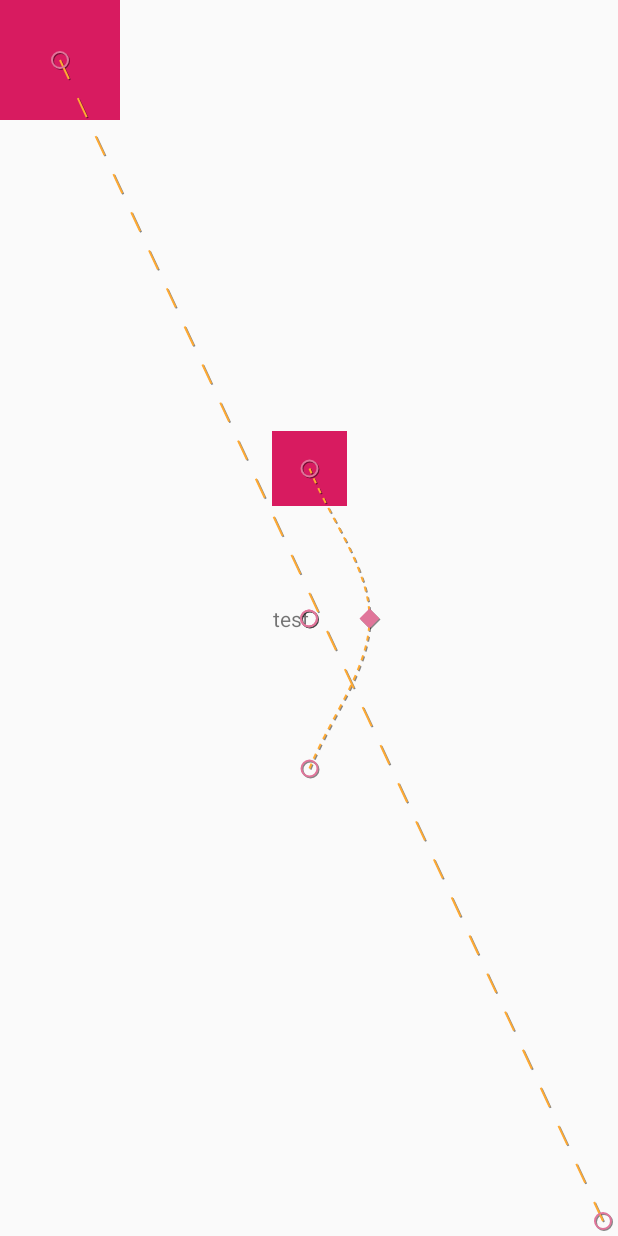
After one commit to FTDShanCai/CustomView, an Android app: the layout activity_motion1.xml on its own in the app's theme, with its tools: preview values and no code run, on a phone screen of 412 x 824 dp. The commit adds this screen. Run offline under Robolectric (Android 15) with nearby library versions, the phone set to English and light mode, and no system bars; Roboto replaces fonts that are not available here.

Commit message:
MotionLayout 系列

```diff
--- a/app/src/main/java/com/example/customview/particlesmasher/ParticleSmasher.java
+++ b/app/src/main/java/com/example/customview/particlesmasher/ParticleSmasher.java
@@ -90,7 +90,7 @@ public class ParticleSmasher extends View {
     public Bitmap createBitmapFromView(View view) {
 
         view.clearFocus();
-        Bitmap bitmap = Bitmap.createBitmap(view.getWidth(), view.getHeight(), Bitmap.Config.ARGB_8888);
+        Bitmap bitmap = Bitmap.createBitmap(view.getWidth(), view.getHeight(), Bitmap.Config.RGB_565);
         if (bitmap != null) {
             synchronized (mCanvas) {
                 Canvas canvas = mCanvas;
--- /dev/null
+++ b/app/src/main/res/layout/activity_motion1.xml
@@ -0,0 +1,34 @@
+<?xml version="1.0" encoding="utf-8"?>
+<androidx.constraintlayout.motion.widget.MotionLayout xmlns:android="http://schemas.android.com/apk/res/android"
+    xmlns:app="http://schemas.android.com/apk/res-auto"
+    xmlns:tools="http://schemas.android.com/tools"
+    android:layout_width="match_parent"
+    android:layout_height="match_parent"
+    app:layoutDescription="@xml/activity_motion1_scene"
+    app:showPaths="true"
+    tools:context=".motionlayout.Motion1Activity">
+
+
+    <View
+        android:id="@+id/view"
+        android:layout_width="100dp"
+        android:layout_height="100dp"
+        android:background="@color/colorAccent" />
+
+    <TextView
+        android:id="@+id/tv"
+        android:layout_width="48dp"
+        android:text="test"
+        android:layout_height="wrap_content"
+        app:layout_constraintTop_toTopOf="parent"
+        app:layout_constraintStart_toStartOf="parent"
+        app:layout_constraintBottom_toBottomOf="parent"
+        app:layout_constraintEnd_toEndOf="parent" />
+
+
+    <View
+        android:id="@+id/view1"
+        android:layout_width="100dp"
+        android:layout_height="100dp"
+        android:background="@color/colorAccent" />
+</androidx.constraintlayout.motion.widget.MotionLayout>
--- a/app/src/main/res/values/strings.xml
+++ b/app/src/main/res/values/strings.xml
@@ -93,4 +93,6 @@
         "when a user tries to pick up one of cards.\n\n"
     </string>
     <string name="action_settings">Settings</string>
+    <string name="str_old_version">旧版本</string>
+    <string name="str_new_version">2020年7月27日版本</string>
 </resources>
--- /dev/null
+++ b/app/src/main/res/xml/activity_motion1_scene.xml
@@ -0,0 +1,80 @@
+<?xml version="1.0" encoding="utf-8"?>
+<MotionScene xmlns:android="http://schemas.android.com/apk/res/android"
+    xmlns:app="http://schemas.android.com/apk/res-auto">
+    <ConstraintSet android:id="@+id/start_view">
+        <Constraint
+            android:id="@+id/view"
+            android:layout_width="50dp"
+            android:layout_height="50dp"
+            app:layout_constraintCircle="@id/tv"
+            app:layout_constraintCircleAngle="0"
+            app:layout_constraintCircleRadius="100dp" />
+        <Constraint
+            android:id="@id/view1"
+            android:layout_width="80dp"
+            android:layout_height="80dp"
+            app:layout_constraintStart_toStartOf="parent"
+            app:layout_constraintTop_toTopOf="parent">
+            <CustomAttribute
+                app:attributeName="BackgroundColor"
+                app:customColorValue="@color/colorAccent" />
+        </Constraint>
+
+    </ConstraintSet>
+
+    <ConstraintSet android:id="@+id/end_view">
+        <Constraint
+            android:id="@id/view"
+            android:layout_width="50dp"
+            android:layout_height="50dp"
+            app:layout_constraintCircle="@id/tv"
+            app:layout_constraintCircleAngle="180"
+            app:layout_constraintCircleRadius="100dp" />
+
+        <Constraint
+            android:id="@id/view1"
+            android:layout_width="20dp"
+            android:layout_height="20dp"
+            app:layout_constraintBottom_toBottomOf="parent"
+            app:layout_constraintEnd_toEndOf="parent">
+            <CustomAttribute
+                app:attributeName="BackgroundColor"
+                app:customColorValue="@color/colorPrimary" />
+        </Constraint>
+    </ConstraintSet>
+
+    <Transition
+        app:constraintSetEnd="@id/end_view"
+        app:constraintSetStart="@+id/start_view"
+        app:duration="1000">
+
+        <OnSwipe
+            app:dragDirection="dragUp"
+            app:touchAnchorId="@id/view"
+            app:touchAnchorSide="top" />
+        <OnClick app:clickAction="toggle" />
+
+        <KeyFrameSet>
+            <KeyPosition
+                app:framePosition="50"
+                app:keyPositionType="pathRelative"
+                app:motionTarget="@+id/view"
+                app:percentX="0.5"
+                app:percentY="-0.2" />
+            <!--                        <KeyAttribute-->
+            <!--                            app:motionTarget="@+id/view"-->
+            <!--                            app:framePosition="50"-->
+            <!--                            android:rotation="90"-->
+            <!--                            android:transformPivotY="50dp"-->
+            <!--                            />-->
+
+            <!--            <KeyCycle-->
+            <!--                app:framePosition="50"-->
+            <!--                app:motionTarget="@+id/view"-->
+            <!--                app:wavePeriod="10"-->
+            <!--                app:waveShape="triangle" />-->
+        </KeyFrameSet>
+    </Transition>
+
+
+</MotionScene>
--- a/app/src/main/res/xml/scene_01.xml
+++ b/app/src/main/res/xml/scene_01.xml
@@ -16,8 +16,8 @@
             <KeyPosition
                 motion:framePosition="50"
                 motion:keyPositionType="parentRelative"
-                motion:percentY="0.25"
-                motion:motionTarget="@id/mView" />
+                motion:motionTarget="@id/mView"
+                motion:percentY="0.25" />
 
             <KeyAttribute
                 android:elevation="10dp"
```
Also changed, not shown: app/src/main/AndroidManifest.xml (+12 -10 lines), app/src/main/java/com/example/customview/NewActivity.java (added, +31 -0 lines), app/src/main/java/com/example/customview/WelcomeActivity.java (added, +36 -0 lines), app/src/main/java/com/example/customview/motionlayout/Motion1Activity.java (added, +18 -0 lines), app/src/main/java/com/example/customview/motionlayout/Motion2Activity.java (added, +16 -0 lines), app/src/main/res/layout/activity_motion2.xml (added, +44 -0 lines), app/src/main/res/layout/activity_new.xml (added, +20 -0 lines), app/src/main/res/layout/activity_welcome.xml (added, +34 -0 lines).
